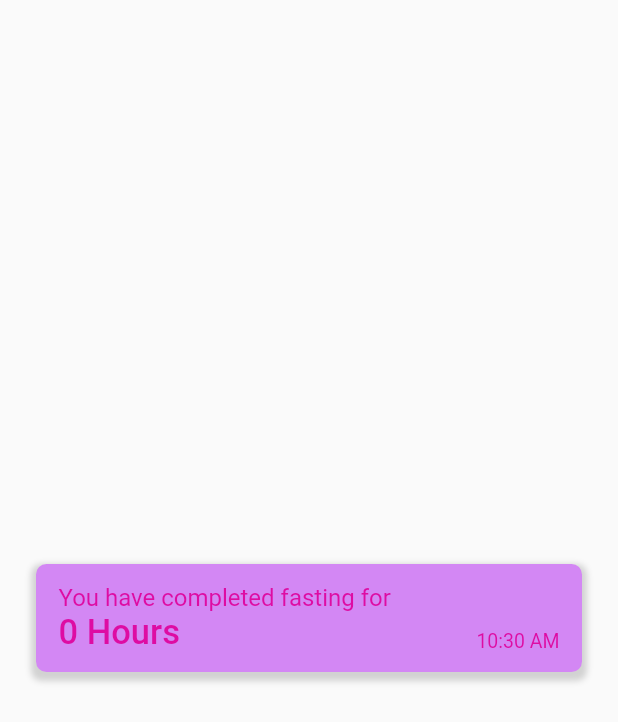
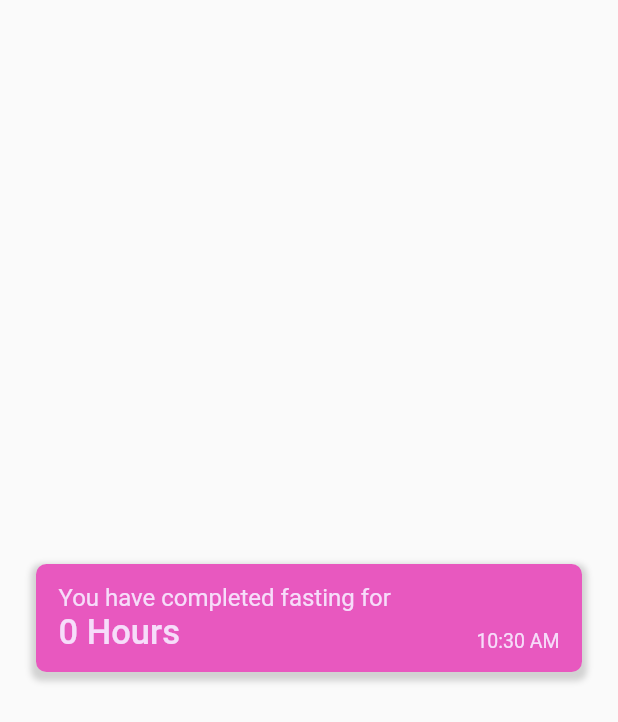
Before and after one commit to Wappnet-Systems/Dhyanin-App, a Flutter app: the HistoryItem widget shown alone on an empty page, opened directly with empty values, on a phone screen of 412 x 824 dp. Shown: the top 722 px of the screen. Run offline on Flutter 3.47's test engine with Material 2 defaults, Android fonts, the phone set to English and light mode, and no system bars; our stand-ins replace animated_splash_screen, audioplayers, cloud_firestore, firebase_auth, firebase_core, lottie and 3 more; accounts and stored records are empty; network calls fail.

Commit message:
Added history

```diff
--- a/lib/screens/pages/home_screen.dart
+++ b/lib/screens/pages/home_screen.dart
@@ -1,11 +1,11 @@
-import 'package:dhyanin_app/screens/pages/track_fasting.dart';
+import 'package:dhyanin_app/screens/pages/track_fasting_screen.dart';
 import 'package:dhyanin_app/screens/widgets/greeting.dart';
 import 'package:dhyanin_app/screens/widgets/my_card.dart';
 import 'package:dhyanin_app/utils/colors.dart';
 import 'package:dhyanin_app/utils/constant.dart';
 import 'package:flutter/material.dart';
 
-import 'meditation.dart';
+import 'meditation_screen.dart';
 
 class HomeScreen extends StatefulWidget {
   const HomeScreen({super.key});
--- a/lib/screens/pages/meditation.dart
+++ b/lib/screens/pages/meditation_screen.dart
@@ -1,4 +1,4 @@
-import 'package:dhyanin_app/screens/pages/audio_page.dart';
+import 'package:dhyanin_app/screens/pages/audio_page_screen.dart';
 import 'package:dhyanin_app/screens/widgets/custom_app_bar.dart';
 import 'package:dhyanin_app/screens/widgets/simple_card.dart';
 import 'package:dhyanin_app/utils/colors.dart';
--- a/lib/screens/pages/mobile_number_input.dart
+++ b/lib/screens/pages/mobile_number_input_screen.dart
@@ -1,4 +1,4 @@
-import 'package:dhyanin_app/screens/pages/otp_page.dart';
+import 'package:dhyanin_app/screens/pages/otp_page_screen.dart';
 import 'package:dhyanin_app/utils/colors.dart';
 import 'package:dhyanin_app/utils/constant.dart';
 import 'package:firebase_auth/firebase_auth.dart';
--- a/lib/screens/pages/otp_page.dart
+++ b/lib/screens/pages/otp_page_screen.dart
@@ -1,5 +1,5 @@
 import 'package:dhyanin_app/screens/pages/home_screen.dart';
-import 'package:dhyanin_app/screens/pages/mobile_number_input.dart';
+import 'package:dhyanin_app/screens/pages/mobile_number_input_screen.dart';
 import 'package:firebase_auth/firebase_auth.dart';
 import 'package:flutter/material.dart';
 import 'package:pinput/pinput.dart';
--- a/lib/screens/pages/splash_screen.dart
+++ b/lib/screens/pages/splash_screen.dart
@@ -1,6 +1,6 @@
 import 'package:animated_splash_screen/animated_splash_screen.dart';
 import 'package:dhyanin_app/screens/pages/home_screen.dart';
-import 'package:dhyanin_app/screens/pages/mobile_number_input.dart';
+import 'package:dhyanin_app/screens/pages/mobile_number_input_screen.dart';
 import 'package:dhyanin_app/utils/constant.dart';
 import 'package:firebase_auth/firebase_auth.dart';
 import 'package:flutter/material.dart';
--- a/lib/screens/widgets/history_item.dart
+++ b/lib/screens/widgets/history_item.dart
@@ -37,8 +37,8 @@ class _HistoryItemState extends State<HistoryItem> {
                       : DateFormat('MM/dd/yyyy')
                           .format(widget.history.dateTime),
               style: TextStyle(
-                color: color_2,
-                fontSize: 14,
+                color: primary_color,
+                fontSize: 16,
               ),
             ),
           if (widget.isNewDay)
@@ -50,7 +50,7 @@ class _HistoryItemState extends State<HistoryItem> {
             width: MediaQuery.of(context).size.width,
             padding: const EdgeInsets.symmetric(horizontal: 15, vertical: 13),
             decoration: BoxDecoration(
-              color: color_1,
+              color: history_card_color,
               borderRadius: BorderRadius.circular(7),
               boxShadow: [
                 BoxShadow(
@@ -70,14 +70,14 @@ class _HistoryItemState extends State<HistoryItem> {
                     Text(
                       "You have completed fasting for",
                       style: TextStyle(
-                        color: primary_color,
+                        color: background_color,
                         fontSize: 16,
                       ),
                     ),
                     Text(
                       "${widget.history.fastingHours} Hours",
                       style: TextStyle(
-                        color: primary_color,
+                        color: background_color,
                         fontSize: 23,
                         fontWeight: FontWeight.w500,
                       ),
@@ -90,7 +90,7 @@ class _HistoryItemState extends State<HistoryItem> {
                   child: Text(
                     DateFormat('hh:mm a').format(widget.history.dateTime),
                     style: TextStyle(
-                      color: primary_color,
+                      color: background_color,
                       fontSize: 13,
                     ),
                   ),
--- a/lib/utils/colors.dart
+++ b/lib/utils/colors.dart
@@ -5,3 +5,4 @@
 const Color background_color = Color(0xfff6ddfa);
 const Color color_1 = Color(0xffd387f4);
 const Color color_2 = Color(0xffc5236e);
+const Color history_card_color = Color.fromARGB(255, 232, 88, 191);
```
Also changed, not shown: lib/provider/fasting_status_provider.dart (+38 -0 lines), lib/screens/pages/track_fasting_screen.dart (renamed from lib/screens/pages/track_fasting.dart, +25 -65 lines), lib/screens/pages/audio_page_screen.dart (renamed from lib/screens/pages/audio_page.dart).
